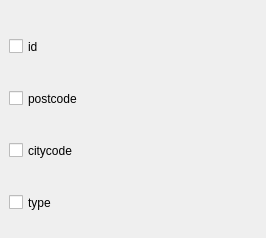
Qt form french_address_result_setting.ui (Gui0delp/french_address) before a commit.
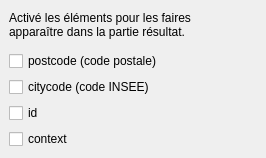
The same form after that commit.

Commit message: :lipstick: Update UI and add description

Patch:
```diff
--- a/french_address_result_setting.ui
+++ b/french_address_result_setting.ui
@@ -7,7 +7,7 @@
     <x>0</x>
     <y>0</y>
     <width>266</width>
-    <height>238</height>
+    <height>158</height>
    </rect>
   </property>
   <property name="sizePolicy">
@@ -19,13 +19,13 @@
   <property name="minimumSize">
    <size>
     <width>266</width>
-    <height>238</height>
+    <height>158</height>
    </size>
   </property>
   <property name="maximumSize">
    <size>
     <width>266</width>
-    <height>238</height>
+    <height>158</height>
    </size>
   </property>
   <property name="windowTitle">
@@ -35,35 +35,35 @@
    <property name="geometry">
     <rect>
      <x>9</x>
-     <y>90</y>
-     <width>101</width>
-     <height>17</height>
+     <y>51</y>
+     <width>151</width>
+     <height>20</height>
     </rect>
    </property>
    <property name="text">
-    <string>postcode</string>
+    <string>postcode (code postale)</string>
    </property>
   </widget>
   <widget class="QCheckBox" name="cbox_citycode">
    <property name="geometry">
     <rect>
      <x>9</x>
-     <y>142</y>
-     <width>121</width>
-     <height>17</height>
+     <y>77</y>
+     <width>141</width>
+     <height>20</height>
     </rect>
    </property>
    <property name="text">
-    <string>citycode</string>
+    <string>citycode (code INSEE)</string>
    </property>
   </widget>
   <widget class="QCheckBox" name="cbox_id">
    <property name="geometry">
     <rect>
      <x>9</x>
-     <y>38</y>
-     <width>70</width>
-     <height>17</height>
+     <y>103</y>
+     <width>33</width>
+     <height>20</height>
     </rect>
    </property>
    <property name="text">
@@ -74,13 +74,29 @@
    <property name="geometry">
     <rect>
      <x>9</x>
-     <y>194</y>
-     <width>70</width>
-     <height>17</height>
+     <y>129</y>
+     <width>63</width>
+     <height>20</height>
     </rect>
    </property>
    <property name="text">
-    <string>type</string>
+    <string>context</string>
+   </property>
+  </widget>
+  <widget class="QLabel" name="label">
+   <property name="geometry">
+    <rect>
+     <x>9</x>
+     <y>9</y>
+     <width>233</width>
+     <height>32</height>
+    </rect>
+   </property>
+   <property name="text">
+    <string>Activé les éléments pour les faires apparaître dans la partie résultat.</string>
+   </property>
+   <property name="wordWrap">
+    <bool>true</bool>
    </property>
   </widget>
  </widget>
```
